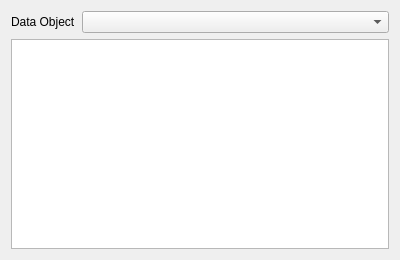
The window that dataviewer.ui (VespucciProject/Vespucci) describes before a commit, drawn with Qt 5.
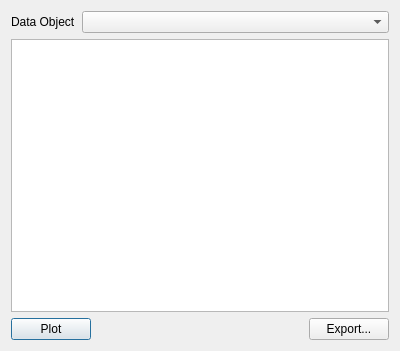
The same window after the commit.

Commit message: (build slightly broken) Resolved cancel for all ButtonBoxen. Calcuations performed by containers for VCA, PCA, PLS instead of SpecMap. Full implementation of VCA. Improvements to DataViewer

What changed in the file:
```diff
--- a/dataviewer.ui
+++ b/dataviewer.ui
@@ -7,13 +7,59 @@
     <x>0</x>
     <y>0</y>
     <width>400</width>
-    <height>260</height>
+    <height>351</height>
    </rect>
   </property>
   <property name="windowTitle">
    <string>Dialog</string>
   </property>
   <layout class="QGridLayout" name="gridLayout">
+   <item row="4" column="0">
+    <widget class="QTableView" name="tableView"/>
+   </item>
+   <item row="6" column="0">
+    <layout class="QGridLayout" name="gridLayout_2">
+     <item row="0" column="1">
+      <widget class="QPushButton" name="plotPushButton">
+       <property name="maximumSize">
+        <size>
+         <width>16777215</width>
+         <height>16777215</height>
+        </size>
+       </property>
+       <property name="text">
+        <string>Plot</string>
+       </property>
+      </widget>
+     </item>
+     <item row="0" column="3">
+      <widget class="QPushButton" name="exportPushButton">
+       <property name="maximumSize">
+        <size>
+         <width>16777215</width>
+         <height>16777215</height>
+        </size>
+       </property>
+       <property name="text">
+        <string>Export...</string>
+       </property>
+      </widget>
+     </item>
+     <item row="0" column="2">
+      <spacer name="horizontalSpacer">
+       <property name="orientation">
+        <enum>Qt::Horizontal</enum>
+       </property>
+       <property name="sizeHint" stdset="0">
+        <size>
+         <width>40</width>
+         <height>20</height>
+        </size>
+       </property>
+      </spacer>
+     </item>
+    </layout>
+   </item>
    <item row="0" column="0">
     <layout class="QFormLayout" name="formLayout">
      <property name="fieldGrowthPolicy">
@@ -31,9 +77,6 @@
      </item>
     </layout>
    </item>
-   <item row="1" column="0">
-    <widget class="QTableView" name="tableView"/>
-   </item>
   </layout>
  </widget>
  <resources/>
```
Left out of the diff: 9 changed lines with no effect on the pictures. The commit also changes 41 other files.
